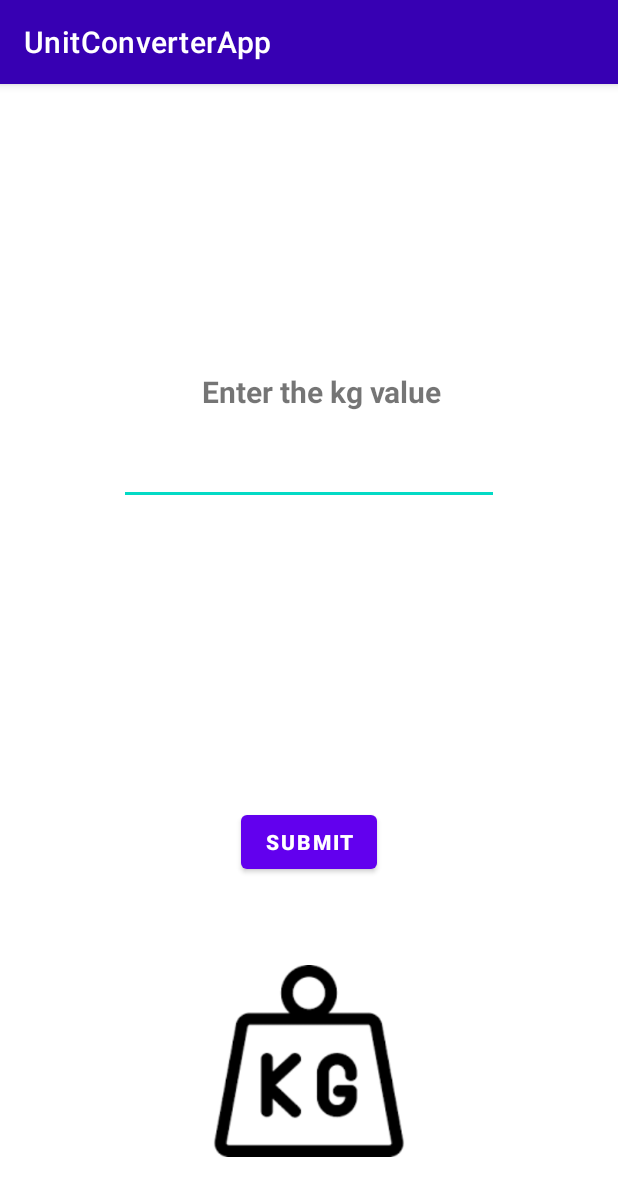
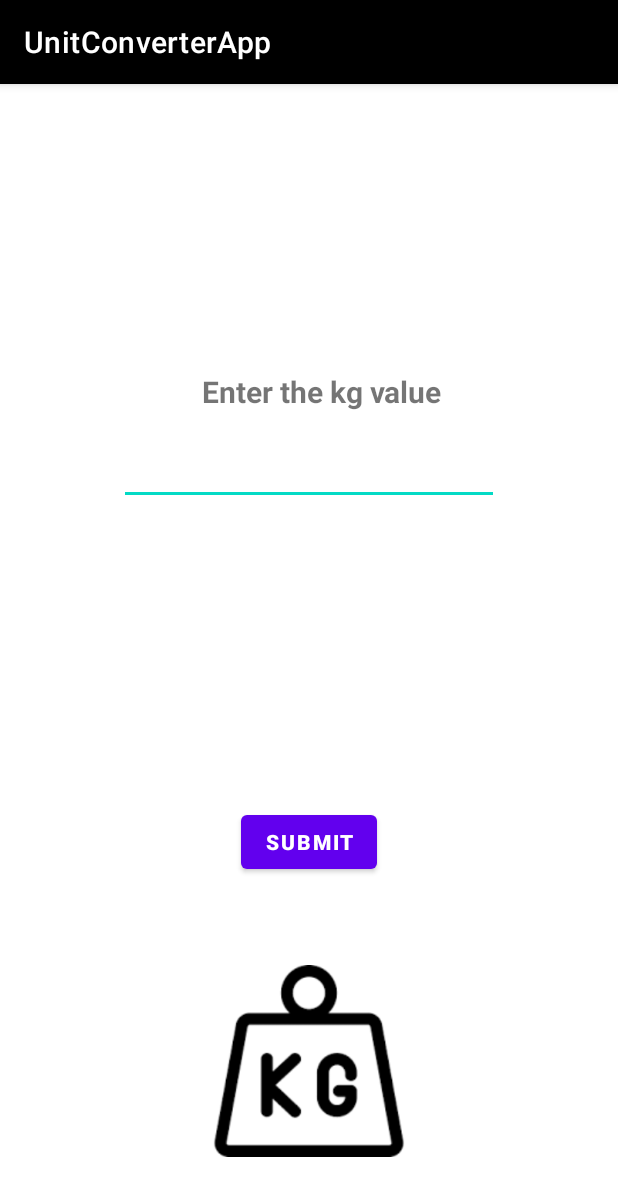
Before and after one commit to itzrn/AndroidDevelopmentWithJava, an Android app: the screen it shows after launch (MainActivity), on a phone screen of 412 x 824 dp. Shown: the top 1196 px of the screen. Run offline under Robolectric (Android 15) with nearby library versions, the phone set to English and light mode, and no system bars.

Commit message:
update
commit

```diff
--- a/UnitConverterApp/app/src/main/java/com/example/unitconverterapp/MainActivity.java
+++ b/UnitConverterApp/app/src/main/java/com/example/unitconverterapp/MainActivity.java
@@ -26,7 +26,7 @@ public class MainActivity extends AppCompatActivity {
     protected void onCreate(Bundle savedInstanceState) {
         super.onCreate(savedInstanceState);
         setContentView(R.layout.activity_main);
-        Objects.requireNonNull(getSupportActionBar()).setBackgroundDrawable(new ColorDrawable(getResources().getColor(R.color.purple_700)));
+        Objects.requireNonNull(getSupportActionBar()).setBackgroundDrawable(new ColorDrawable(getResources().getColor(R.color.black)));
 
         Button button = findViewById(R.id.button);
         textView = findViewById(R.id.textView);
--- a/UnitConverterApp/app/src/main/res/values-night/themes.xml
+++ b/UnitConverterApp/app/src/main/res/values-night/themes.xml
@@ -12,5 +12,7 @@
         <!-- Status bar color. -->
         <item name="android:statusBarColor">?attr/colorPrimaryVariant</item>
         <!-- Customize your theme here. -->
+
+        <item name="android:windowFullscreen">true</item>
     </style>
 </resources>
--- a/UnitConverterApp/app/src/main/res/values/themes.xml
+++ b/UnitConverterApp/app/src/main/res/values/themes.xml
@@ -12,5 +12,7 @@
         <!-- Status bar color. -->
         <item name="android:statusBarColor">?attr/colorPrimaryVariant</item>
         <!-- Customize your theme here. -->
+
+        <item name="android:windowFullscreen">true</item>
     </style>
 </resources>
--- a/UnitConverterApp/build.gradle
+++ b/UnitConverterApp/build.gradle
@@ -1,5 +1,5 @@
 // Top-level build file where you can add configuration options common to all sub-projects/modules.
 plugins {
-    id 'com.android.application' version '7.4.1' apply false
-    id 'com.android.library' version '7.4.1' apply false
+    id 'com.android.application' version '8.0.2' apply false
+    id 'com.android.library' version '8.0.2' apply false
 }
--- a/UnitConverterApp/gradle.properties
+++ b/UnitConverterApp/gradle.properties
@@ -19,3 +19,5 @@ android.useAndroidX=true
 # resources declared in the library itself and none from the library's dependencies,
 # thereby reducing the size of the R class for that library
 android.nonTransitiveRClass=true
+android.defaults.buildfeatures.buildconfig=true
+android.nonFinalResIds=false
```
Also changed, not shown: UnitConverterApp/gradle/wrapper/gradle-wrapper.properties.
